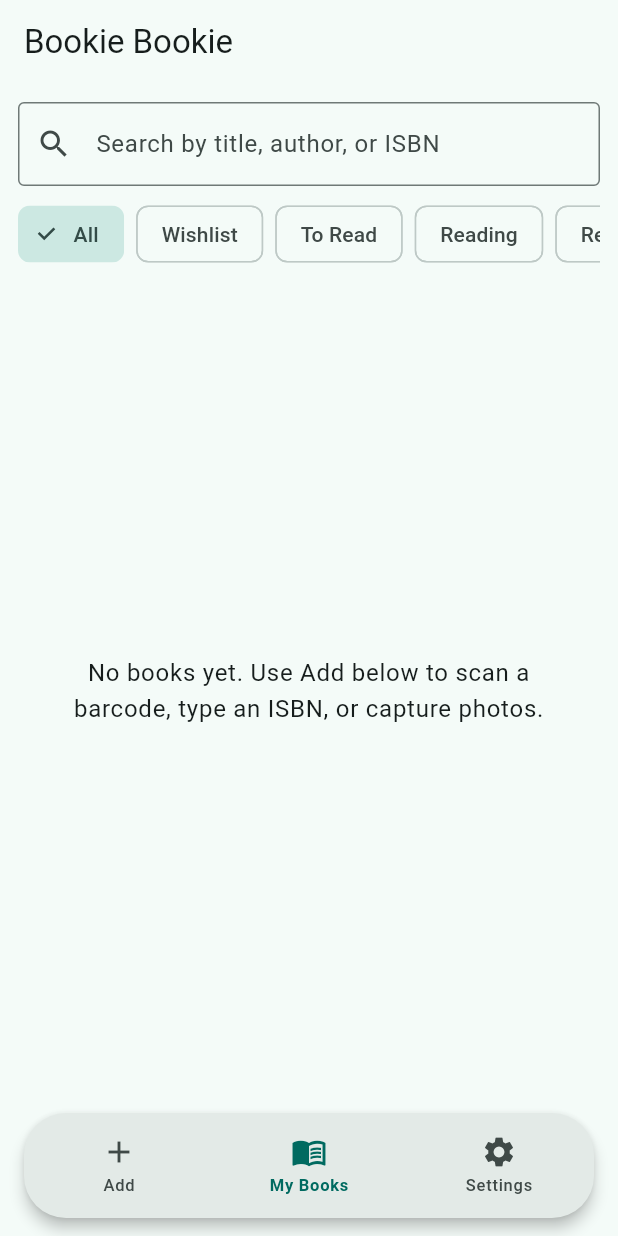
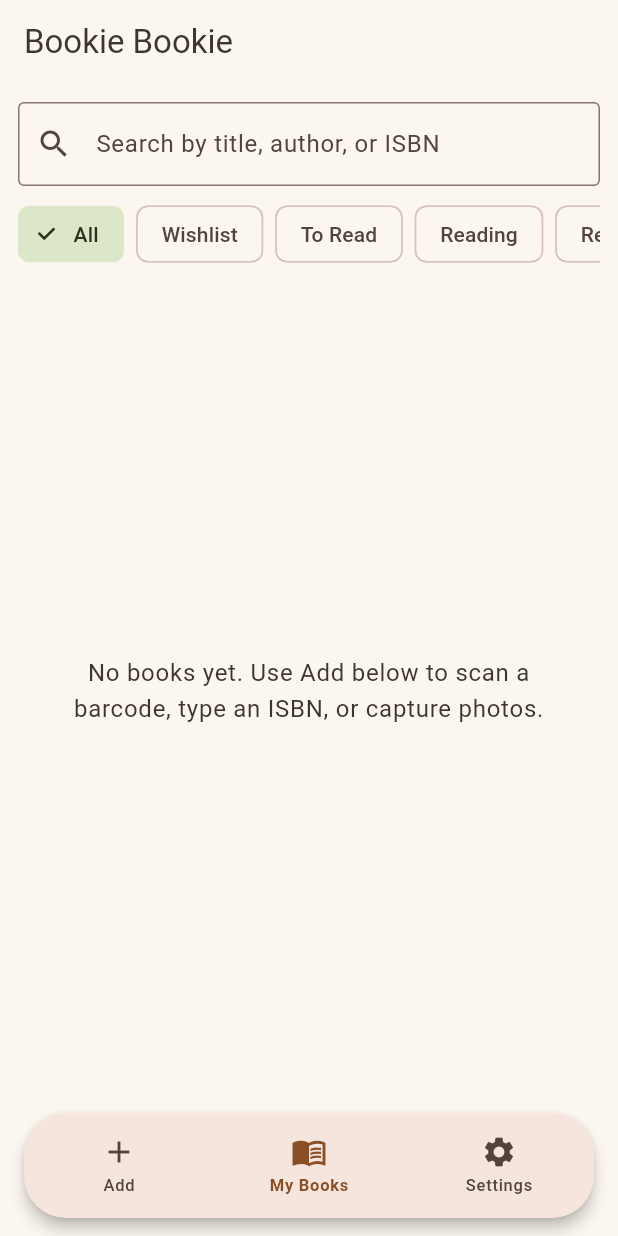
Before and after one commit to XDinuka/bookie-bookie, a Flutter app: the screen it shows after launch, on a phone screen of 412 x 824 dp. Run offline on Flutter 3.47's test engine with Material 3 defaults, Android fonts, the phone set to English and light mode, and no system bars; our stand-ins replace image_picker, sqflite; missing offline and left inert: flutter_tesseract_ocr, google_mlkit_text_recognition, mobile_scanner; accounts and stored records are empty.

Commit message:
Apply an earthy pastel color palette across the whole app
Replaces the default teal Material seed with AppTheme: a terracotta
seed for the base Material 3 scheme, with hand-picked muted sage
(secondary) and dusty ochre (tertiary) roles layered on top, plus a warm
cream/charcoal surface instead of Material's default cool grey-white.

Every screen already pulled its colors from Theme.of(context).colorScheme
rather than hardcoding any (verified — main.dart was the only file with
literal Colors.* references), so swapping the central theme is enough to
reskin the whole app consistently.

Adds a WCAG contrast test for the hand-picked (non-algorithmic)
color/on-color pairs, since nothing else would catch a bad manual pick.

```diff
--- a/lib/main.dart
+++ b/lib/main.dart
@@ -9,6 +9,7 @@ import 'services/ml_kit_text_extractor.dart';
 import 'services/photo_storage_service.dart';
 import 'services/sinhala_aware_text_extractor.dart';
 import 'services/tesseract_sinhala_extractor.dart';
+import 'theme/app_theme.dart';
 
 void main() {
   runApp(const BookieBookieApp());
@@ -35,12 +36,8 @@ class BookieBookieApp extends StatelessWidget {
       ],
       child: MaterialApp(
         title: 'Bookie Bookie',
-        theme: ThemeData(colorSchemeSeed: Colors.teal, useMaterial3: true),
-        darkTheme: ThemeData(
-          colorSchemeSeed: Colors.teal,
-          brightness: Brightness.dark,
-          useMaterial3: true,
-        ),
+        theme: AppTheme.light(),
+        darkTheme: AppTheme.dark(),
         home: const HomeShell(),
       ),
     );
--- /dev/null
+++ b/lib/theme/app_theme.dart
@@ -0,0 +1,61 @@
+import 'package:flutter/material.dart';
+
+/// The app's earthy pastel palette — warm terracotta, muted sage, and
+/// dusty ochre — seeded into Material 3's color system so every built-in
+/// widget (buttons, chips, app bars, dialogs, ...) picks it up
+/// automatically. Since screens throughout the app pull their colors from
+/// `Theme.of(context).colorScheme` rather than hardcoding any, this one
+/// place controls the look of the whole app.
+class AppTheme {
+  AppTheme._();
+
+  static const _terracottaSeed = Color(0xFFB2764F);
+
+  static ThemeData light() => _theme(Brightness.light);
+  static ThemeData dark() => _theme(Brightness.dark);
+
+  static ThemeData _theme(Brightness brightness) {
+    final isDark = brightness == Brightness.dark;
+
+    final scheme = ColorScheme.fromSeed(
+      seedColor: _terracottaSeed,
+      brightness: brightness,
+      // Material's own tonal-spot algorithm rotates the seed hue by a
+      // fixed amount to pick secondary/tertiary, which doesn't reliably
+      // land on "sage" and "ochre" — so those two are hand-picked instead,
+      // with the rest of the scheme (primary, surfaces, outlines, ...)
+      // still derived from the terracotta seed for a cohesive feel.
+      secondary: isDark ? const Color(0xFFBFCCA6) : const Color(0xFF5B6B44),
+      onSecondary: isDark ? const Color(0xFF2E3A1E) : const Color(0xFFFFFFFF),
+      secondaryContainer: isDark
+          ? const Color(0xFF44502F)
+          : const Color(0xFFDCE6C8),
+      onSecondaryContainer: isDark
+          ? const Color(0xFFDCE6C8)
+          : const Color(0xFF29331A),
+      tertiary: isDark ? const Color(0xFFE0C878) : const Color(0xFF8C6D1F),
+      onTertiary: isDark ? const Color(0xFF3A2E08) : const Color(0xFFFFFFFF),
+      tertiaryContainer: isDark
+          ? const Color(0xFF6B531A)
+          : const Color(0xFFF3E1B0),
+      onTertiaryContainer: isDark
+          ? const Color(0xFFF3E1B0)
+          : const Color(0xFF3A2E08),
+      error: isDark ? const Color(0xFFE5A69A) : const Color(0xFFA23B2E),
+      onError: isDark ? const Color(0xFF4A160F) : const Color(0xFFFFFFFF),
+      errorContainer: isDark
+          ? const Color(0xFF6B2A20)
+          : const Color(0xFFF0D8D4),
+      onErrorContainer: isDark
+          ? const Color(0xFFF0D8D4)
+          : const Color(0xFF5C231C),
+      // Warm cream/charcoal instead of Material's default cool grey-white,
+      // so the base background reads as "earthy paper" rather than neutral
+      // grey.
+      surface: isDark ? const Color(0xFF231F1A) : const Color(0xFFFBF6EF),
+      onSurface: isDark ? const Color(0xFFEDE3D6) : const Color(0xFF3D362E),
+    );
+
+    return ThemeData(colorScheme: scheme, useMaterial3: true);
+  }
+}
```
Also changed, not shown: 1 other file.
